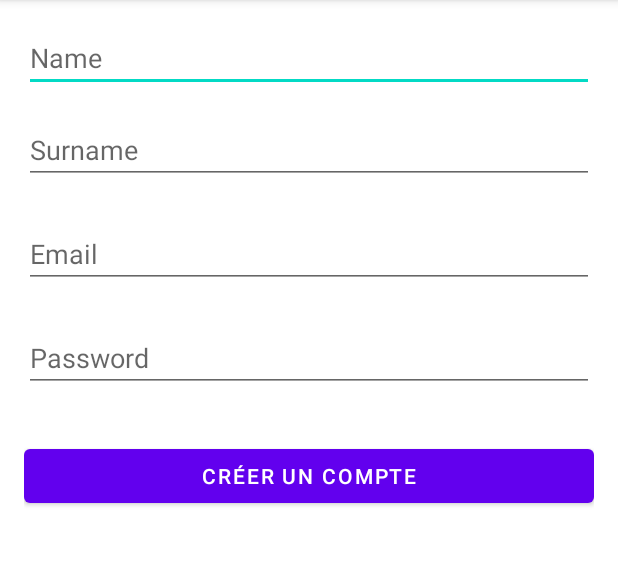
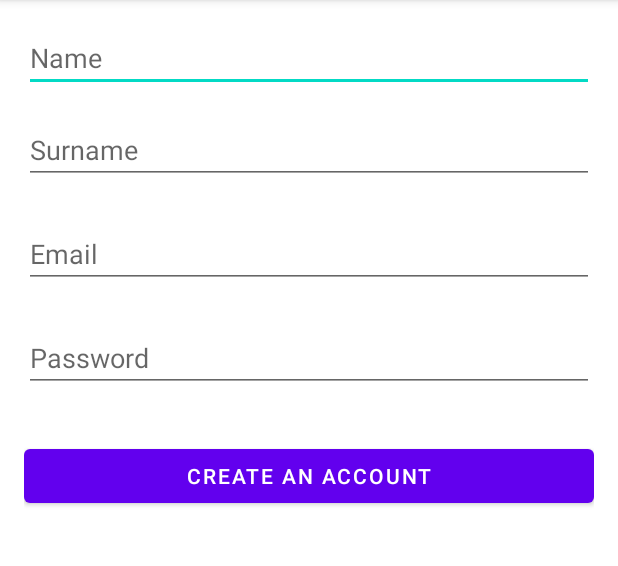
Before and after one commit to marylinelebot/woundglassesapp, an Android app: the SignUpActivity screen opened directly, with no data from a screen before it, on a phone screen of 412 x 824 dp, the part 84-650 px from its top. Run offline under Robolectric (Android 15) with nearby library versions, the phone set to English and light mode, and no system bars.

Commit message:
30/01/2024

```diff
--- a/app/src/main/java/com/example/myapplication/ui/users/UsersFragment.java
+++ b/app/src/main/java/com/example/myapplication/ui/users/UsersFragment.java
@@ -4,6 +4,7 @@ import android.os.Bundle;
 import android.view.LayoutInflater;
 import android.view.View;
 import android.view.ViewGroup;
+import android.widget.TextView;
 
 import androidx.fragment.app.Fragment;
 import androidx.recyclerview.widget.LinearLayoutManager;
--- a/app/src/main/res/layout/activity_sign_up.xml
+++ b/app/src/main/res/layout/activity_sign_up.xml
@@ -47,7 +47,7 @@
         android:id="@+id/buttonSignUp"
         android:layout_width="match_parent"
         android:layout_height="wrap_content"
-        android:text="Créer un compte"
+        android:text="Create an account"
         android:layout_below="@id/editTextPassword"
         android:layout_marginTop="16dp"/>
 
--- a/app/src/main/res/layout/fragment_users.xml
+++ b/app/src/main/res/layout/fragment_users.xml
@@ -46,4 +46,6 @@
             android:padding="7dp"/>
 
     </LinearLayout>
+
+
 </LinearLayout>
--- a/app/src/main/res/values/strings.xml
+++ b/app/src/main/res/values/strings.xml
@@ -10,7 +10,7 @@
     <string name="menu_home">Home</string>
     <string name="menu_gallery">Gallery</string>
     <string name="menu_slideshow">Slideshow</string>
-    <string name="menu_users">Users</string>
+    <string name="menu_users">Contacts</string>
     <string name="menu_groups">Groups</string>
     <string name="button_login_text">Login</string>
     <string name="button_logout_text">Logout</string>
```
Also changed, not shown: 1 other file.
